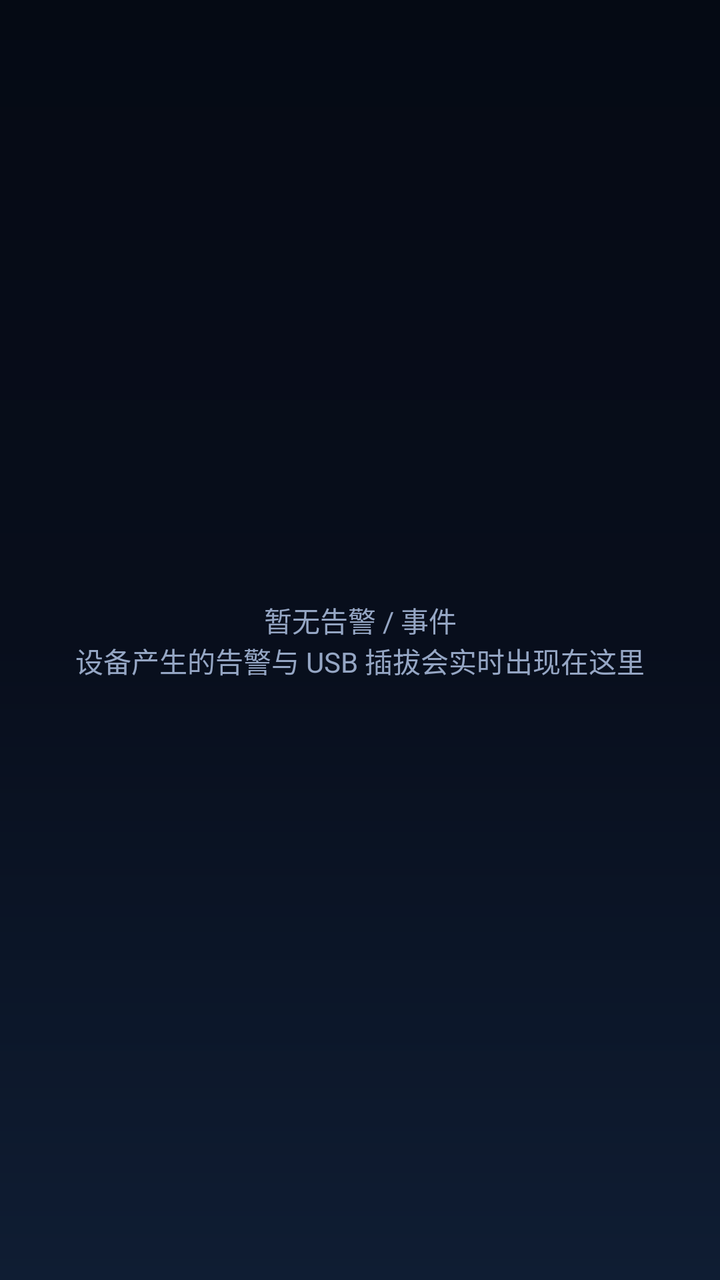
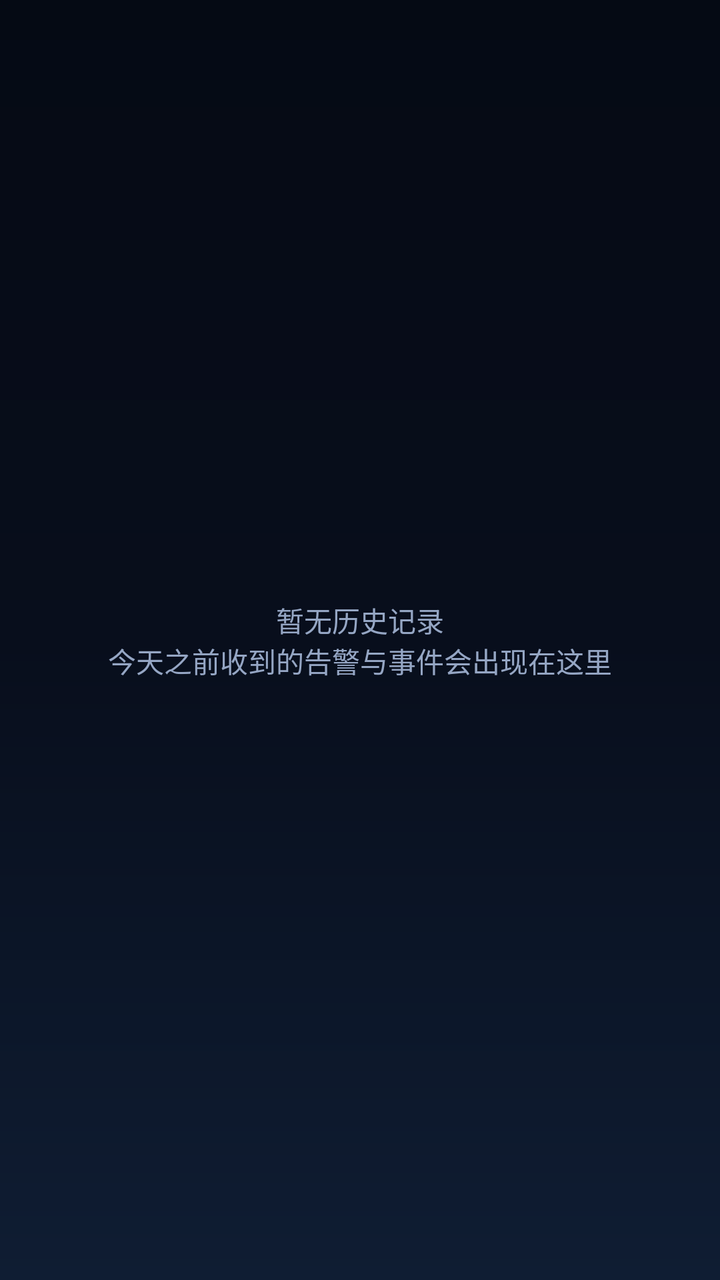

An Android layout rendered at two revisions. The XML below is the earlier revision; the diff shows what the commit changed to produce the second picture.
<!-- AndroidManifest.xml: application theme Theme.RPiMqtt -->
<!-- res/layout/fragment_alarm.xml -->
<?xml version="1.0" encoding="utf-8"?>
<FrameLayout xmlns:android="http://schemas.android.com/apk/res/android"
    android:layout_width="match_parent"
    android:layout_height="match_parent"
    android:background="@android:color/transparent">

    <androidx.recyclerview.widget.RecyclerView
        android:id="@+id/recyclerAlarm"
        android:layout_width="match_parent"
        android:layout_height="match_parent"
        android:clipToPadding="false"
        android:paddingStart="10dp"
        android:paddingEnd="10dp"
        android:paddingBottom="16dp" />

    <TextView
        android:id="@+id/tvAlarmEmpty"
        android:layout_width="match_parent"
        android:layout_height="wrap_content"
        android:layout_gravity="center"
        android:gravity="center"
        android:padding="32dp"
        android:textColor="@color/text_secondary"
        android:textSize="14sp"
        android:text="@string/no_alarms" />
</FrameLayout>
<!-- resources referenced by this layout -->
<resources>
  <color name="text_secondary">#95A6C4</color>
  <string name="no_alarms">暂无告警 / 事件\n设备产生的告警与 USB 插拔会实时出现在这里</string>
  <style name="Theme.RPiMqtt" parent="Theme.MaterialComponents.DayNight.NoActionBar">
          <item name="colorPrimary">@color/brand_primary</item>
          <item name="colorPrimaryVariant">@color/brand_primary_dark</item>
          <item name="colorOnPrimary">@color/on_accent</item>
          <item name="colorSecondary">@color/brand_accent</item>
          <item name="colorSecondaryVariant">@color/brand_accent</item>
          <item name="colorOnSecondary">@color/on_accent</item>
  
          
          <item name="android:colorBackground">@color/screen_bg</item>
          <item name="colorOnBackground">@color/text_primary</item>
          <item name="colorSurface">@color/card_bg</item>
          <item name="colorOnSurface">@color/text_primary</item>
          <item name="colorOnSurfaceVariant">@color/text_secondary</item>
          <item name="colorOutline">@color/card_stroke</item>
          <item name="colorError">@color/state_error</item>
          <item name="colorOnError">@color/white</item>
  
          
          <item name="android:textColorPrimary">@color/text_primary</item>
          <item name="android:textColorSecondary">@color/text_secondary</item>
          <item name="android:textColorHint">@color/text_hint</item>
          <item name="android:textColorTertiary">@color/text_secondary</item>
  
          
          <item name="materialAlertDialogTheme">@style/ThemeOverlay.RPiMqtt.Dialog</item>
          <item name="android:alertDialogTheme">@style/ThemeOverlay.RPiMqtt.Dialog</item>
  
          
          <item name="android:windowBackground">@drawable/bg_screen</item>
          
          <item name="android:statusBarColor" tools:targetApi="l">@android:color/transparent</item>
          <item name="android:windowLightStatusBar" tools:targetApi="m">false</item>
          <item name="android:navigationBarColor" tools:targetApi="l">@android:color/transparent</item>
          <item name="android:windowLightNavigationBar" tools:targetApi="o_mr1">false</item>
          
          <item name="android:enforceStatusBarContrast" tools:targetApi="q">false</item>
          <item name="android:enforceNavigationBarContrast" tools:targetApi="q">false</item>
          <item name="android:windowLayoutInDisplayCutoutMode" tools:targetApi="p">default</item>
      </style>
  <color name="brand_primary">#38BDF8</color>
  <color name="brand_primary_dark">#0EA5E9</color>
  <color name="on_accent">#04121F</color>
  <color name="brand_accent">#2DD4BF</color>
  <color name="screen_bg">#080E1C</color>
  <color name="text_primary">#EAF1FF</color>
  <color name="card_bg">#131F36</color>
  <color name="card_stroke">#28405F</color>
  <color name="state_error">#F87171</color>
  <color name="white">#FFFFFFFF</color>
  <color name="text_hint">#5D6D8A</color>
  <style name="ThemeOverlay.RPiMqtt.Dialog" parent="ThemeOverlay.MaterialComponents.Dark">
          <item name="colorSurface">@color/card_bg</item>
          <item name="colorOnSurface">@color/text_primary</item>
          <item name="colorPrimary">@color/brand_primary</item>
          <item name="colorOnPrimary">@color/on_accent</item>
          <item name="colorOutline">@color/card_stroke</item>
      </style>
  <!-- drawable bg_screen (drawable) -->
  <?xml version="1.0" encoding="utf-8"?>
  <shape xmlns:android="http://schemas.android.com/apk/res/android"
      android:shape="rectangle">
      <gradient
          android:angle="270"
          android:startColor="@color/screen_bg_top"
          android:centerColor="@color/screen_bg"
          android:endColor="@color/screen_bg_bottom"
          android:type="linear" />
  </shape>
  <color name="screen_bg_top">#050A14</color>
  <color name="screen_bg_bottom">#0F1D33</color>
</resources>

<!-- the commit's change to res/layout/fragment_alarm.xml (unified diff, before → after) -->
@@ -22,5 +22,5 @@
         android:padding="32dp"
         android:textColor="@color/text_secondary"
         android:textSize="14sp"
-        android:text="@string/no_alarms" />
+        android:text="@string/no_alarm_history" />
 </FrameLayout>
<!-- resource entries referenced after the edit -->
@@ -1,7 +1,7 @@
 <!-- resources referenced by this layout -->
 <resources>
   <color name="text_secondary">#95A6C4</color>
-  <string name="no_alarms">暂无告警 / 事件\n设备产生的告警与 USB 插拔会实时出现在这里</string>
+  <string name="no_alarm_history">暂无历史记录\n今天之前收到的告警与事件会出现在这里</string>
   <style name="Theme.RPiMqtt" parent="Theme.MaterialComponents.DayNight.NoActionBar">
           <item name="colorPrimary">@color/brand_primary</item>
           <item name="colorPrimaryVariant">@color/brand_primary_dark</item>
